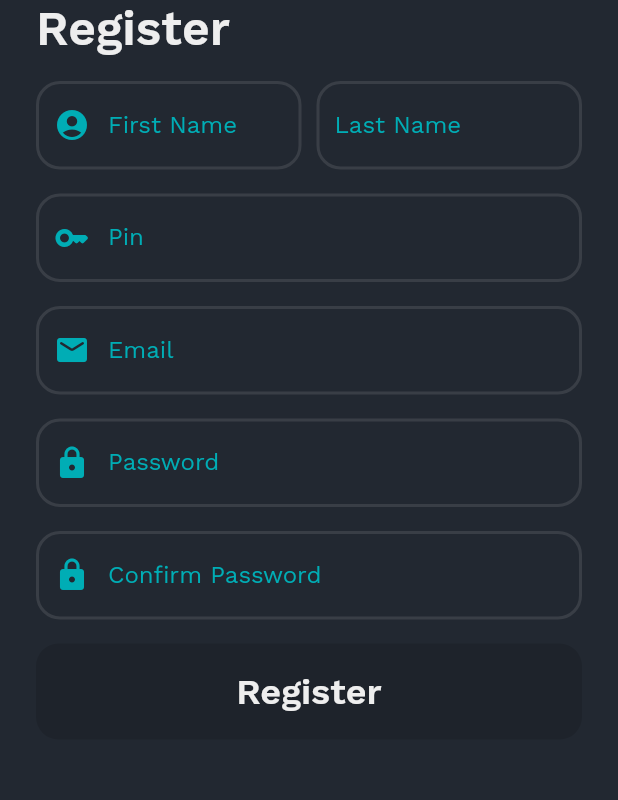
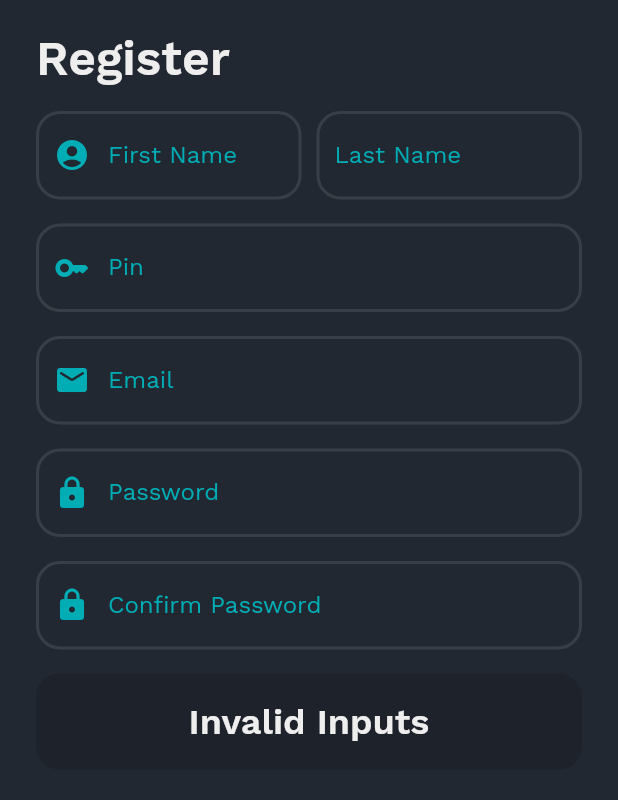
Before and after one commit to EricFrancischett/safesign, a Flutter app: the RegisterPage screen opened directly, on a phone screen of 412 x 824 dp, the part 177-977 px from its top. Run offline on Flutter 3.47's test engine with Material 2 defaults, Android fonts, the phone set to English and light mode, and no system bars; our stand-ins replace cloud_firestore, firebase_auth, firebase_core, firebase_storage, flutter_mobx, google_fonts and 3 more; accounts and stored records are empty; generated files the repository leaves out were written again.

Commit message:
create lottie in register page and custom button

```diff
--- a/lib/features/register/view/register_page.dart
+++ b/lib/features/register/view/register_page.dart
@@ -2,6 +2,7 @@ import 'package:flutter/material.dart';
 import 'package:flutter/src/foundation/key.dart';
 import 'package:flutter/src/widgets/framework.dart';
 import 'package:flutter_mobx/flutter_mobx.dart';
+import 'package:lottie/lottie.dart';
 import 'package:mobx/mobx.dart';
 import 'package:safesign_app/core/generics/resource.dart';
 import 'package:safesign_app/core/theme/colors_app.dart';
@@ -9,6 +10,7 @@ import 'package:safesign_app/core/theme/fonts_app.dart';
 import 'package:safesign_app/core/widgets/main_buttom.dart';
 import 'package:safesign_app/core/widgets/main_textfield.dart';
 import 'package:safesign_app/core/widgets/return_button.dart';
+import 'package:safesign_app/features/home/view/home_page.dart';
 import 'package:safesign_app/features/login/view/login_page.dart';
 import 'package:safesign_app/features/login/view/widgets/custom_error_dialog.dart';
 import 'package:safesign_app/features/register/controller/register_controller.dart';
@@ -31,7 +33,7 @@ class RegisterPage extends StatelessWidget {
               child: Column(
                 children: [
                   Row(
-                     mainAxisAlignment: MainAxisAlignment.start,
+                    mainAxisAlignment: MainAxisAlignment.center,
                     children: [
                       const ReturnButton(),
                       Expanded(
@@ -40,18 +42,20 @@ class RegisterPage extends StatelessWidget {
                           child: Image.asset(
                             'image/NewLogoSafeSign.png',
                             height: 70,
-                            width: 20,
+
                           ),
                         ),
                       ),
                     ],
+                  ),
+                  const SizedBox(
+                    height: 20,
                   ),
                   Column(
                     mainAxisSize: MainAxisSize.min,
                     mainAxisAlignment: MainAxisAlignment.spaceBetween,
                     crossAxisAlignment: CrossAxisAlignment.center,
                     children: [
-
                       Column(
                         mainAxisSize: MainAxisSize.min,
                         crossAxisAlignment: CrossAxisAlignment.start,
@@ -149,11 +153,13 @@ class RegisterPage extends StatelessWidget {
                         ],
                       ),
                       Observer(builder: (_) {
+                        bool isLoading = _controller.isButtonAtLoadingStatus;
                         return MainButtom(
                           onPressed: _controller.allCredentialIsValid
                               ? () async {
                                   _controller.setButtonToLoadingStatus();
-                                    final resource = await _controller.registerUser();
+                                  final resource =
+                                      await _controller.registerUser();
                                   if (resource.hasError) {
                                     await showDialog(
                                             context: context,
@@ -173,15 +179,30 @@ class RegisterPage extends StatelessWidget {
                                     await Navigator.pushReplacement(
                                       context,
                                       MaterialPageRoute(
-                                          builder: (context) => LoginPage(),
+                                        builder: (context) =>
+                                            HomePage(user: resource.data!),
                                       ),
                                     );
                                   }
                                 }
                               : null,
-                          child: Text('Register', style: FontsApp.mainFontText24.copyWith(
+                          child: isLoading
+                              ? Lottie.network(
+                                  'https://assets2.lottiefiles.com/packages/lf20_2tvot70g.json',
+                                  height: 64,
+                                  width: 64,
+                                  alignment: Alignment.center,
+                                  fit: BoxFit.fill,
+                                )
+                              : Text(
+                                  _controller.allCredentialIsValid
+                                      ? "Register"
+                                      : "Invalid Inputs",
+                                  style: FontsApp.mainFontText24.copyWith(
                                       fontWeight: FontWeight.w600,
-                                      color: ColorsApp.appLightGrey),));
+                                      color: ColorsApp.appLightGrey),
+                                ),
+                        );
                       })
                     ],
                   ),
```
Also changed, not shown: lib/core/widgets/custom_button.dart (added, +50 -0 lines), lib/features/home/view/home_page.dart (+20 -3 lines). Lines whose indentation alone changed are shown as unchanged.
